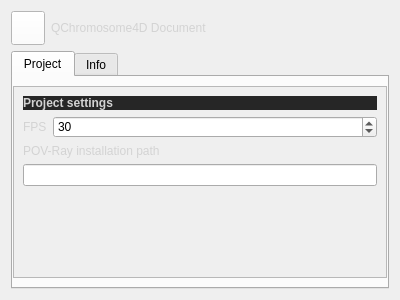
First picture: the form in QChromosome/projectsettings.ui, repository Michalaq/ChromosomeVisualizer, before the edit.
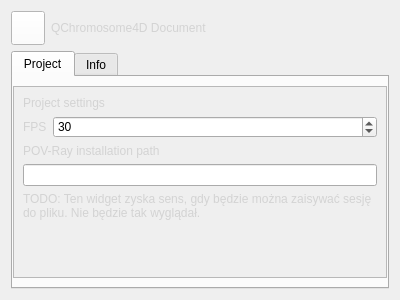
Second picture: the form after the edit. Icons and pictures are not drawn. Custom widgets are drawn as their Qt base class.

Commit message: unified label styles

Patch:
```diff
--- a/QChromosome/projectsettings.ui
+++ b/QChromosome/projectsettings.ui
@@ -99,11 +99,11 @@
           <layout class="QVBoxLayout" name="verticalLayout">
            <item>
             <widget class="QLabel" name="label_5">
-             <property name="styleSheet">
-              <string notr="true">background: #262626;</string>
-             </property>
              <property name="text">
-              <string>&lt;html&gt;&lt;head/&gt;&lt;body&gt;&lt;p&gt;&lt;span style=&quot; font-weight:600;&quot;&gt;Project settings&lt;/span&gt;&lt;/p&gt;&lt;/body&gt;&lt;/html&gt;</string>
+              <string>Project settings</string>
+             </property>
+             <property name="class" stdset="0">
+              <string>section</string>
              </property>
             </widget>
            </item>
@@ -141,6 +141,16 @@
            <item>
             <widget class="FileEdit" name="lineEdit"/>
            </item>
+           <item>
+            <widget class="QLabel" name="label_3">
+             <property name="text">
+              <string>TODO: Ten widget zyska sens, gdy będzie można zaisywać sesję do pliku. Nie będzie tak wyglądał.</string>
+             </property>
+             <property name="wordWrap">
+              <bool>true</bool>
+             </property>
+            </widget>
+           </item>
            <item>
             <spacer name="verticalSpacer">
              <property name="orientation">
@@ -205,16 +215,16 @@
    <extends>QSpinBox</extends>
    <header>spinbox.h</header>
   </customwidget>
-  <customwidget>
-   <class>FileEdit</class>
-   <extends>QLineEdit</extends>
-   <header>fileedit.h</header>
-  </customwidget>
   <customwidget>
    <class>Label</class>
    <extends>QLabel</extends>
    <header>label.h</header>
   </customwidget>
+  <customwidget>
+   <class>FileEdit</class>
+   <extends>QLineEdit</extends>
+   <header>fileedit.h</header>
+  </customwidget>
  </customwidgets>
  <resources>
   <include location="icons.qrc"/>
```
Left out of the diff: 2 changed lines with no effect on the pictures. The commit also changes 5 other files.
